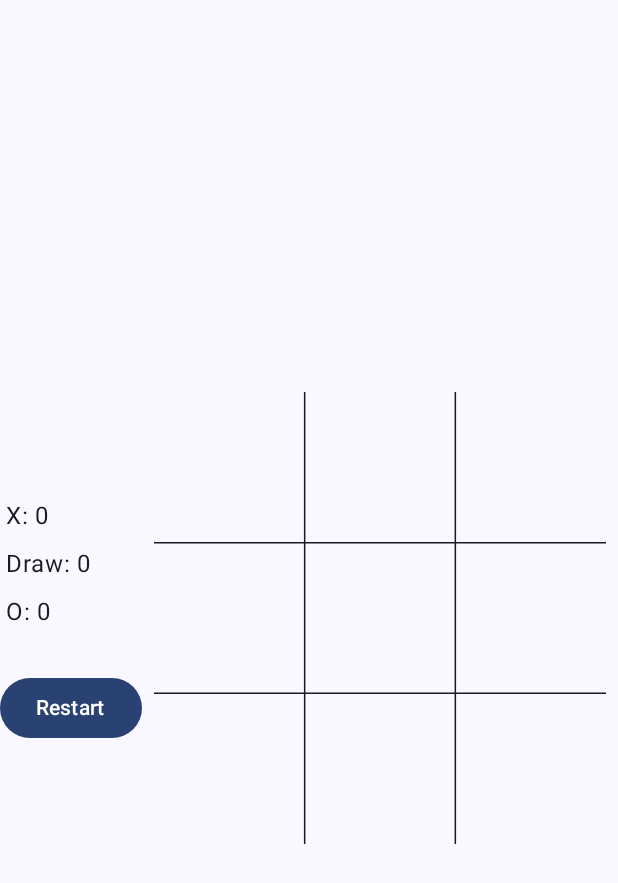
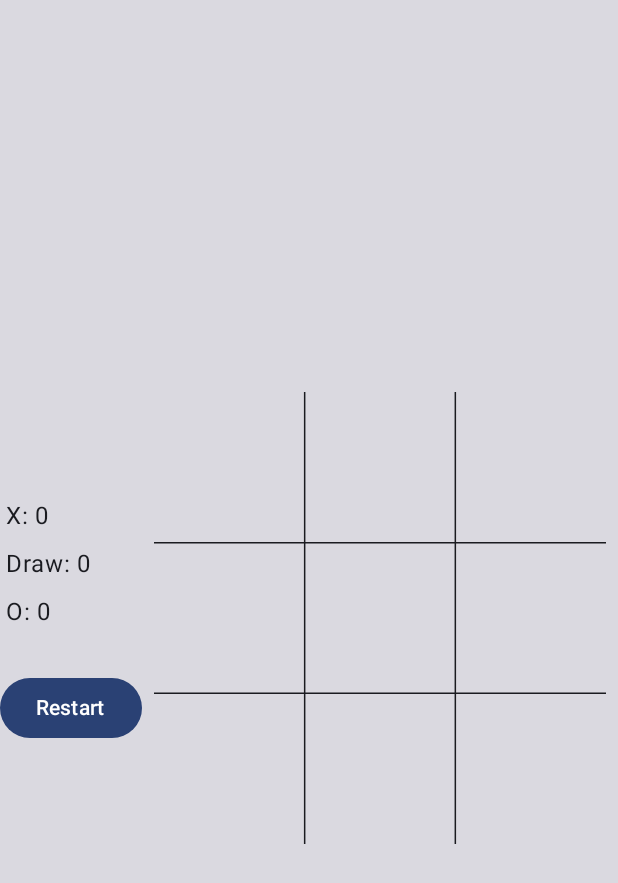
Before and after one commit to nasrabadiAM/tictactoe, an Android app built with Jetpack Compose: the composable CompactGameScreen shown on its own in the app's theme, on a phone screen of 412 x 824 dp. Shown: the top 883 px of the screen. Run offline under Robolectric (Android 15) with nearby library versions, the phone set to English and light mode, and no system bars; 2 statements that could not run were skipped.

Commit message:
Update status bar and navigation bar colors

```diff
--- a/app/src/main/java/me/nasrabadiam/tictactoe/game/ui/GameScreen.kt
+++ b/app/src/main/java/me/nasrabadiam/tictactoe/game/ui/GameScreen.kt
@@ -87,7 +87,7 @@ private fun VerticalGameScreen(
         horizontalAlignment = Alignment.CenterHorizontally,
         modifier = modifier
             .fillMaxSize()
-            .background(MaterialTheme.colorScheme.background),
+            .background(MaterialTheme.colorScheme.surfaceDim),
     ) {
         ScoresSection(
             state.scores,
@@ -123,7 +123,7 @@ private fun HorizontalGameScreen(
         verticalAlignment = Alignment.CenterVertically,
         modifier = modifier
             .fillMaxSize()
-            .background(MaterialTheme.colorScheme.background),
+            .background(MaterialTheme.colorScheme.surfaceDim),
     ) {
         ScoresSection(
             state.scores,
@@ -157,7 +157,7 @@ private fun CompactGameScreen(
         verticalAlignment = Alignment.CenterVertically,
         modifier = modifier
             .fillMaxSize()
-            .background(MaterialTheme.colorScheme.background),
+            .background(MaterialTheme.colorScheme.surfaceDim),
     ) {
         Column {
             Scores(state.scores)
--- a/app/src/main/java/me/nasrabadiam/tictactoe/ui/theme/Theme.kt
+++ b/app/src/main/java/me/nasrabadiam/tictactoe/ui/theme/Theme.kt
@@ -57,8 +57,9 @@ fun TicTacToeTheme(
     if (!view.isInEditMode) {
         SideEffect {
             val window = (view.context as Activity).window
-            window.statusBarColor = colorScheme.primary.toArgb()
-            WindowCompat.getInsetsController(window, view).isAppearanceLightStatusBars = darkTheme
+            window.statusBarColor = colorScheme.surfaceDim.toArgb()
+            window.navigationBarColor = colorScheme.surfaceDim.toArgb()
+            WindowCompat.getInsetsController(window, view).isAppearanceLightStatusBars = !darkTheme
         }
     }
 
```
